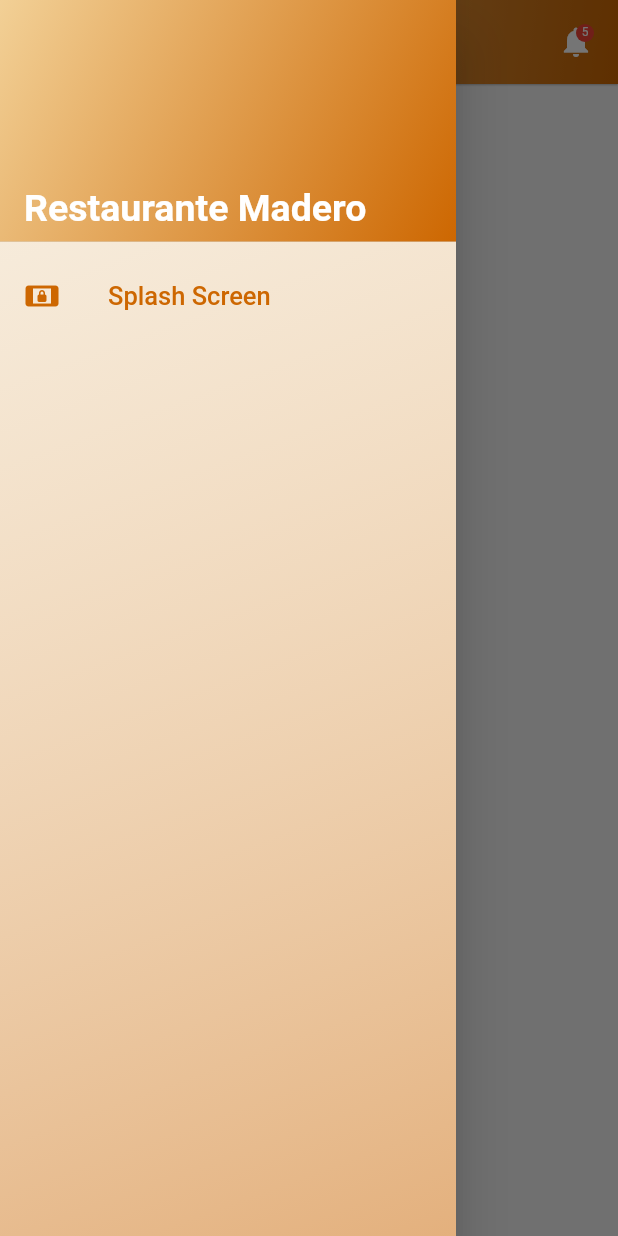
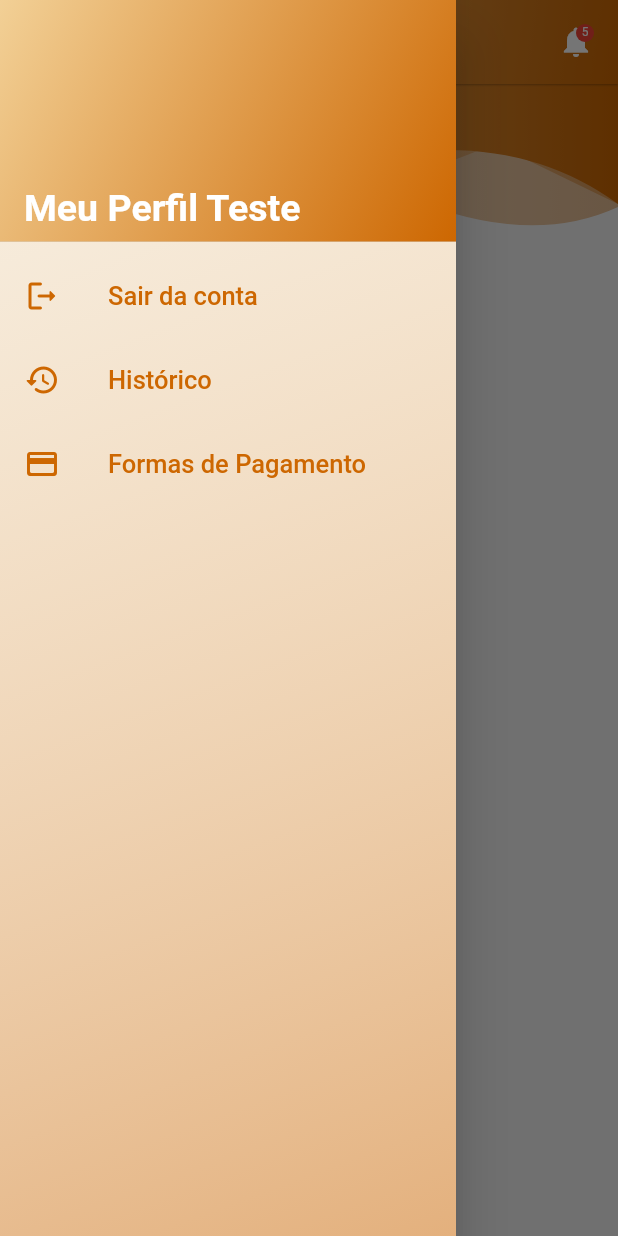
Before and after one commit to ArthurCarvalho15/LoMenu, a Flutter app: the ProfilePage screen opened directly, with the side drawer open, on a phone screen of 412 x 824 dp. Run offline on Flutter 3.47's test engine with Material 2 defaults, Android fonts, the phone set to English and light mode, and no system bars; our stand-ins replace hexcolor.

Commit message:
Update da barra lateral do perfil

```diff
--- a/lib/Screens/Profile/profile_page.dart
+++ b/lib/Screens/Profile/profile_page.dart
@@ -1,5 +1,7 @@
 import 'package:flutter/cupertino.dart';
 import 'package:flutter/material.dart';
+import 'package:lo_menu/Screens/Splash/splash_screen.dart';
+import 'package:lo_menu/Screens/widgets/header_widget.dart';
 
 class ProfilePage extends StatefulWidget {
   @override
@@ -91,7 +93,7 @@ class _ProfilePageState extends State<ProfilePage> {
                 child: Container(
                   alignment: Alignment.bottomLeft,
                   child: const Text(
-                    "Restaurante Madero",
+                    "Meu Perfil Teste",
                     style: TextStyle(
                         fontSize: 25,
                         color: Colors.white,
@@ -101,18 +103,99 @@ class _ProfilePageState extends State<ProfilePage> {
               ),
               ListTile(
                 leading: Icon(
-                  Icons.screen_lock_landscape_rounded,
+                  Icons.logout_rounded,
                   size: _drawerIconSize,
                   color: Theme.of(context).accentColor,
                 ),
                 title: Text(
-                  'Splash Screen',
+                  'Sair da conta',
                   style: TextStyle(
                       fontSize: 17, color: Theme.of(context).accentColor),
                 ),
-              )
+                onTap: () {
+                  Navigator.push(
+                      context,
+                      MaterialPageRoute(
+                          builder: (context) =>
+                              SplashScreen(title: "Splash Screen")));
+                },
+              ),
+              ListTile(
+                leading: Icon(
+                  Icons.history_rounded,
+                  size: _drawerIconSize,
+                  color: Theme.of(context).accentColor,
+                ),
+                title: Text(
+                  'Histórico',
+                  style: TextStyle(
+                      fontSize: 17, color: Theme.of(context).accentColor),
+                ),
+                onTap: () {},
+              ),
+              ListTile(
+                leading: Icon(
+                  Icons.credit_card_rounded,
+                  size: _drawerIconSize,
+                  color: Theme.of(context).accentColor,
+                ),
+                title: Text(
+                  'Formas de Pagamento',
+                  style: TextStyle(
+                      fontSize: 17, color: Theme.of(context).accentColor),
+                ),
+                onTap: () {},
+              ),
             ],
           ),
+        ),
+      ),
+      body: SingleChildScrollView(
+        child: Stack(
+          children: [
+            Container(
+              height: 100,
+              child: HeaderWidget(100, false, Icons.house_rounded),
+            ),
+            Container(
+              alignment: Alignment.center,
+              margin: EdgeInsets.fromLTRB(25, 10, 25, 10),
+              padding: EdgeInsets.fromLTRB(10, 0, 10, 0),
+              child: Column(
+                children: [
+                  Container(
+                    padding: EdgeInsets.all(10),
+                    decoration: BoxDecoration(
+                        borderRadius: BorderRadius.circular(100),
+                        border: Border.all(width: 5, color: Colors.white),
+                        color: Colors.white,
+                        boxShadow: [
+                          BoxShadow(
+                              color: Colors.black12,
+                              blurRadius: 20,
+                              offset: Offset(5, 5))
+                        ]),
+                    child: Icon(Icons.person,
+                        size: 80, color: Colors.grey.shade300),
+                  ),
+                  const SizedBox(
+                    height: 20,
+                  ),
+                  const Text(
+                    'Meu Perfil Teste',
+                    style: TextStyle(fontSize: 22, fontWeight: FontWeight.bold),
+                  ),
+                  const SizedBox(
+                    height: 20,
+                  ),
+                  Text(
+                    'Usuário padrão',
+                    style: TextStyle(fontSize: 16, fontWeight: FontWeight.bold),
+                  )
+                ],
+              ),
+            )
+          ],
         ),
       ),
     );
```
